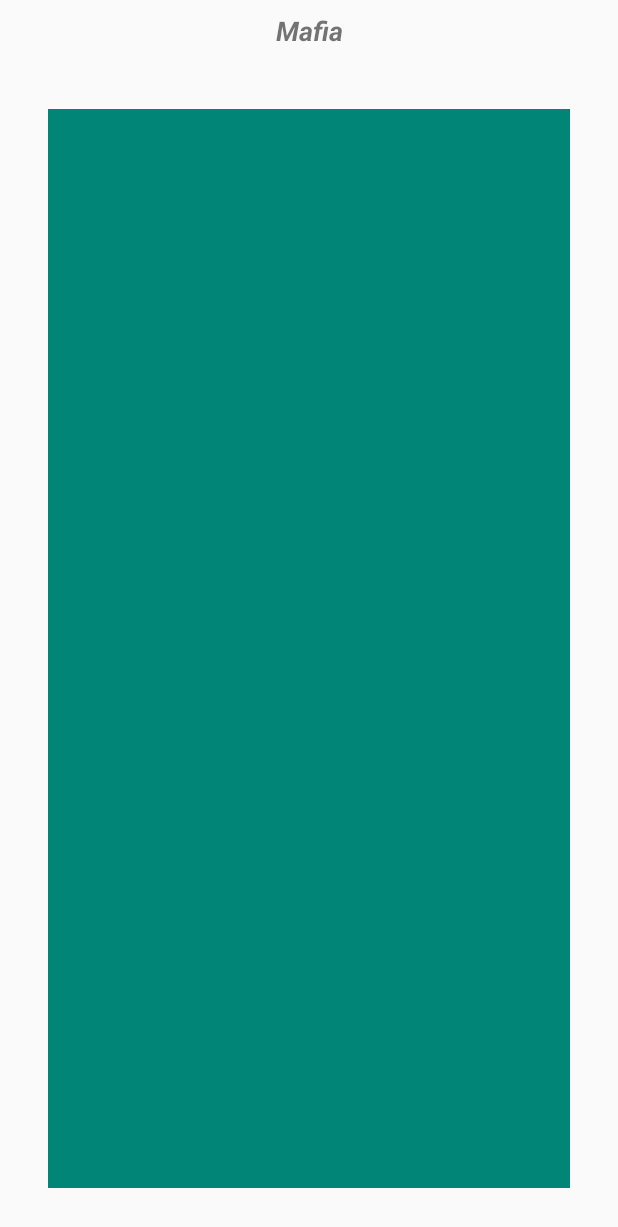
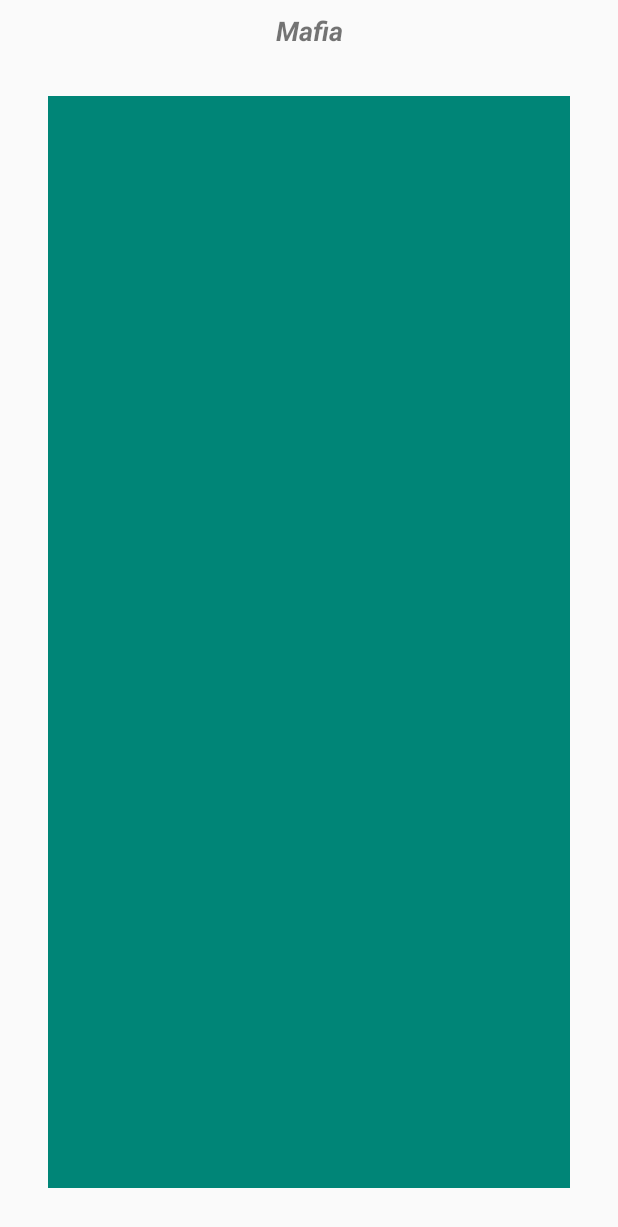
Before and after one commit to arekmaz/mafia, an Android app: the ShowGameCharacter screen opened directly, with no data from a screen before it, on a phone screen of 412 x 824 dp. Shown: the top 1227 px of the screen. Run offline under Robolectric (Android 15) with nearby library versions, the phone set to English and light mode, and no system bars.

```diff
--- a/app/src/main/res/layout/activity_show_game_character.xml
+++ b/app/src/main/res/layout/activity_show_game_character.xml
@@ -13,6 +13,7 @@
         android:layout_height="wrap_content" />
 
     <androidx.constraintlayout.widget.ConstraintLayout
+        android:id="@+id/cl_content"
         android:layout_width="match_parent"
         android:layout_height="0dp"
         app:layout_constraintBottom_toBottomOf="parent"
@@ -20,19 +21,22 @@
         app:layout_constraintStart_toStartOf="parent"
         app:layout_constraintTop_toBottomOf="@+id/include3">
 
+    </androidx.constraintlayout.widget.ConstraintLayout>
+
+
     <androidx.constraintlayout.widget.ConstraintLayout
         android:id="@+id/cl_character_card_view"
         android:layout_width="match_parent"
         android:layout_height="match_parent"
         android:layout_marginStart="32dp"
-            android:layout_marginTop="32dp"
+        android:layout_marginTop="64dp"
         android:layout_marginEnd="32dp"
         android:layout_marginBottom="32dp"
         android:background="@color/colorPrimary"
         app:layout_constraintBottom_toBottomOf="parent"
         app:layout_constraintEnd_toEndOf="parent"
         app:layout_constraintStart_toStartOf="parent"
-            app:layout_constraintTop_toTopOf="parent">
+        app:layout_constraintTop_toTopOf="@id/cl_content">
 
         <TextView
             android:id="@+id/tv_character_text"
@@ -48,6 +52,3 @@
     </androidx.constraintlayout.widget.ConstraintLayout>
 
 </androidx.constraintlayout.widget.ConstraintLayout>
-
-
-</androidx.constraintlayout.widget.ConstraintLayout>
```
Lines whose indentation alone changed are shown as unchanged.
